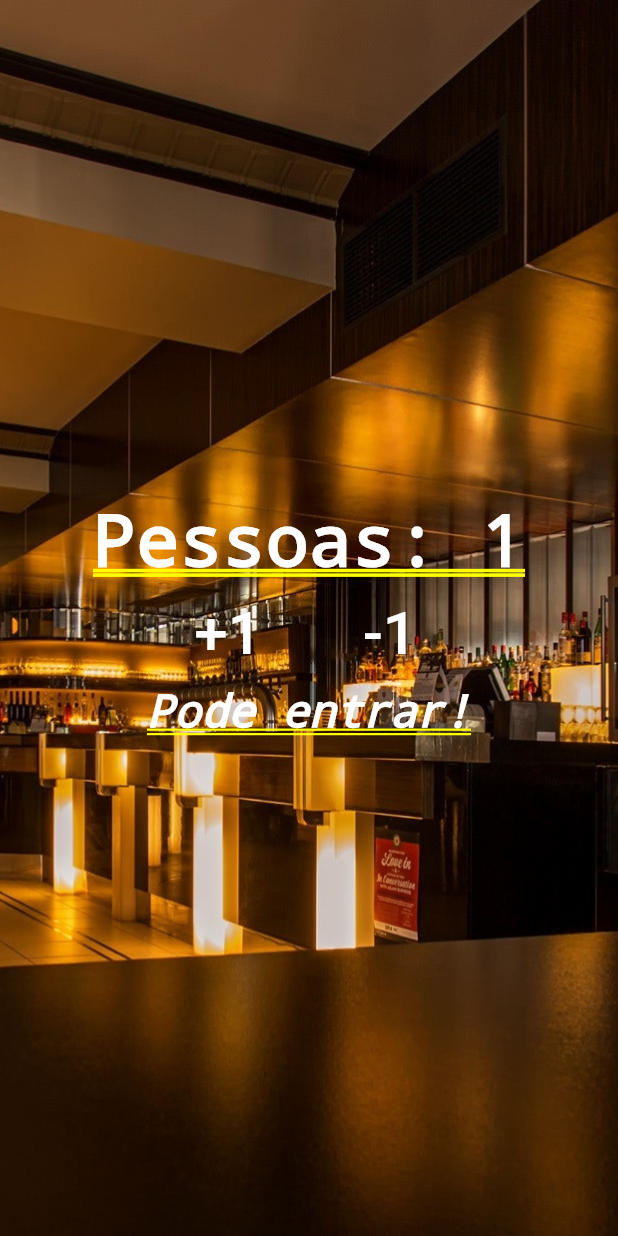
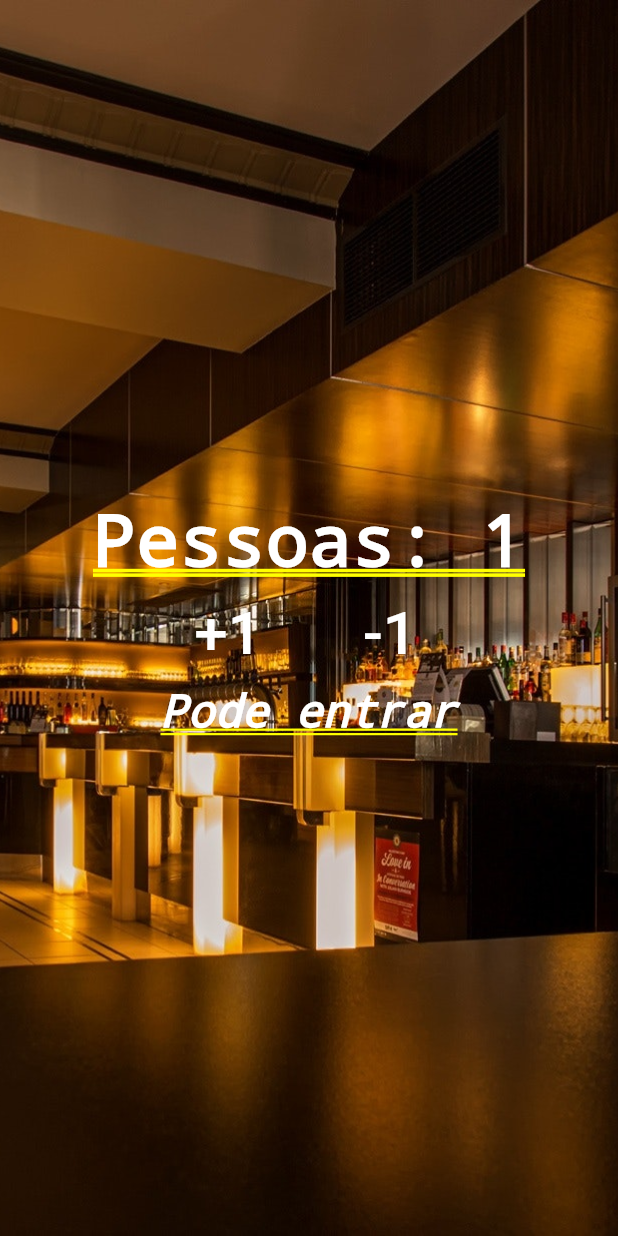
Before and after one commit to camimassaneiro/Contador-de-pessoas-Flutter, a Flutter app: the screen it shows after launch, after a tap on "+1", on a phone screen of 412 x 824 dp. Run offline on Flutter 3.47's test engine with Material 2 defaults, Android fonts, the phone set to English and light mode, and no system bars.

Commit message:
Criando Contador

```diff
--- a/lib/main.dart
+++ b/lib/main.dart
@@ -25,7 +25,7 @@ class _HomeState extends State<Home> {
       if(_people <0){
         _infoText = "Mundo invertido?";
       }else if (_people <= 10) {
-        _infoText = "Pode entrar!";
+        _infoText = "Pode entrar";
       } else {
         _infoText = "Lotado";
       }
```
